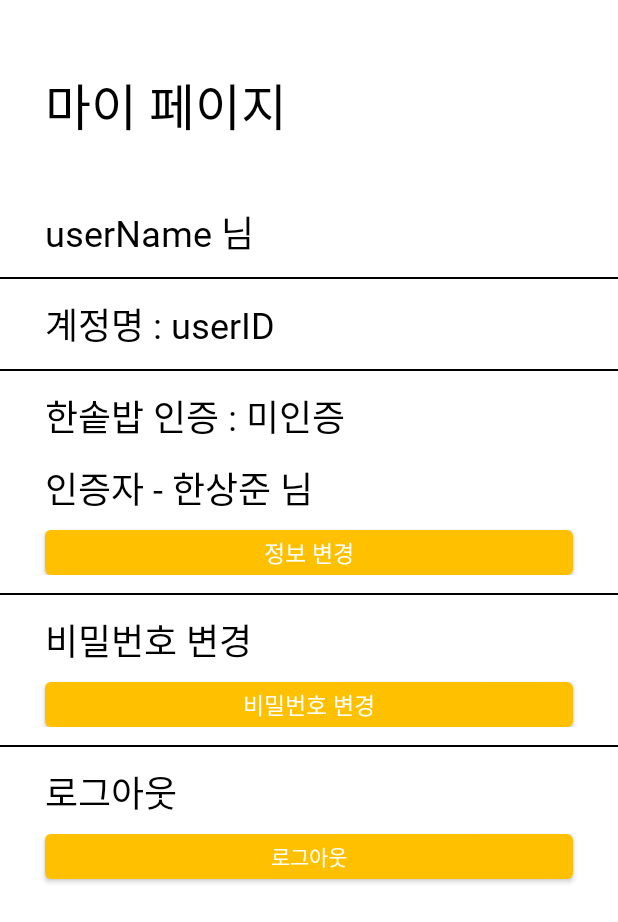
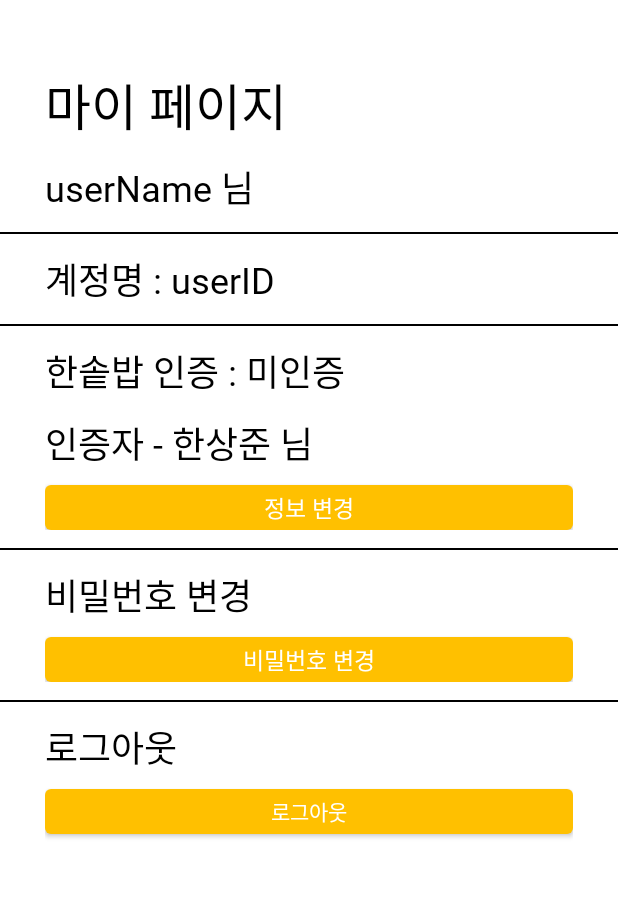
Before and after one commit to Dev-SaTu/KBSC-2022, an Android app: the MyPageActivity screen opened directly, with no data from a screen before it, on a phone screen of 412 x 824 dp. Shown: the top 922 px of the screen. Run offline under Robolectric (Android 15) with nearby library versions, the phone set to English and light mode, and no system bars; 3 statements that could not run were skipped.

Commit message:
레이아웃 수정 및 discard

```diff
--- a/MyApplication/app/src/main/res/layout/activity_my_page.xml
+++ b/MyApplication/app/src/main/res/layout/activity_my_page.xml
@@ -10,6 +10,9 @@
         android:layout_width="match_parent"
         android:layout_height="match_parent"
         android:orientation="vertical"
+        android:layout_marginTop="15dp"
+        android:padding="30dp"
+        android:clipToPadding="false"
         app:layout_constraintBottom_toBottomOf="parent"
         app:layout_constraintEnd_toEndOf="parent"
         app:layout_constraintStart_toStartOf="parent"
@@ -19,8 +22,6 @@
             android:id="@+id/textView"
             android:layout_width="match_parent"
             android:layout_height="wrap_content"
-            android:padding="30dp"
-            android:layout_marginTop="15dp"
             android:fontFamily="@font/neo_b"
             android:text="마이 페이지"
             android:textColor="#000000"
@@ -30,9 +31,7 @@
             android:id="@+id/my_page_user_name_text"
             android:layout_width="match_parent"
             android:layout_height="wrap_content"
-            android:layout_marginStart="30dp"
             android:layout_marginTop="12dp"
-            android:layout_marginEnd="20dp"
             android:fontFamily="@font/neo_b"
             android:text="userName 님"
             android:textColor="#000000"
@@ -42,6 +41,8 @@
         <View
             android:layout_width="match_parent"
             android:layout_marginTop="12dp"
+            android:layout_marginLeft="-30dp"
+            android:layout_marginRight="-30dp"
             android:layout_height="1dp"
             android:background="@color/color5"/>
 
@@ -49,7 +50,6 @@
             android:id="@+id/my_page_user_id_text"
             android:layout_width="match_parent"
             android:layout_height="wrap_content"
-            android:layout_marginStart="30dp"
             android:layout_marginTop="12dp"
             android:layout_marginEnd="20dp"
             android:fontFamily="@font/neo_b"
@@ -61,6 +61,8 @@
         <View
             android:layout_width="match_parent"
             android:layout_marginTop="12dp"
+            android:layout_marginLeft="-30dp"
+            android:layout_marginRight="-30dp"
             android:layout_height="1dp"
             android:background="@color/color5"/>
 
@@ -73,7 +75,6 @@
                 android:id="@+id/my_page_user_validation"
                 android:layout_width="match_parent"
                 android:layout_height="wrap_content"
-                android:layout_marginStart="30dp"
                 android:layout_marginTop="12dp"
                 android:layout_marginEnd="20dp"
                 android:fontFamily="@font/neo_b"
@@ -86,7 +87,6 @@
                 android:id="@+id/my_page_user_address"
                 android:layout_width="match_parent"
                 android:layout_height="wrap_content"
-                android:layout_marginStart="30dp"
                 android:layout_marginTop="12dp"
                 android:layout_marginEnd="20dp"
                 android:fontFamily="@font/neo_b"
@@ -100,9 +100,7 @@
                 android:layout_width="match_parent"
                 android:layout_height="wrap_content"
                 android:minHeight="0dp"
-                android:layout_marginStart="30dp"
                 android:layout_marginTop="10dp"
-                android:layout_marginEnd="30dp"
                 android:background="@drawable/sd_btn_with_box2"
                 android:fontFamily="@font/neo_b"
                 android:text="정보 변경"
@@ -114,6 +112,8 @@
         <View
             android:layout_width="match_parent"
             android:layout_marginTop="12dp"
+            android:layout_marginLeft="-30dp"
+            android:layout_marginRight="-30dp"
             android:layout_height="1dp"
             android:background="@color/color5"/>
 
@@ -125,7 +125,6 @@
             <TextView
                 android:layout_width="match_parent"
                 android:layout_height="wrap_content"
-                android:layout_marginStart="30dp"
                 android:layout_marginTop="12dp"
                 android:layout_marginEnd="20dp"
                 android:fontFamily="@font/neo_b"
@@ -139,9 +138,7 @@
                 android:layout_width="match_parent"
                 android:layout_height="wrap_content"
                 android:minHeight="0dp"
-                android:layout_marginStart="30dp"
                 android:layout_marginTop="10dp"
-                android:layout_marginEnd="30dp"
                 android:background="@drawable/sd_btn_with_box2"
                 android:fontFamily="@font/neo_b"
                 android:text="비밀번호 변경"
@@ -155,6 +152,8 @@
             android:layout_width="match_parent"
             android:layout_marginTop="12dp"
             android:layout_height="1dp"
+            android:layout_marginLeft="-30dp"
+            android:layout_marginRight="-30dp"
             android:background="@color/color5"/>
 
         <LinearLayout
@@ -165,7 +164,6 @@
             <TextView
                 android:layout_width="match_parent"
                 android:layout_height="wrap_content"
-                android:layout_marginStart="30dp"
                 android:layout_marginTop="12dp"
                 android:layout_marginEnd="20dp"
                 android:fontFamily="@font/neo_b"
@@ -179,9 +177,7 @@
                 android:minHeight="0dp"
                 android:layout_width="match_parent"
                 android:layout_height="wrap_content"
-                android:layout_marginStart="30dp"
                 android:layout_marginTop="10dp"
-                android:layout_marginEnd="30dp"
                 android:background="@drawable/sd_btn_with_box2"
                 android:fontFamily="@font/neo_b"
                 android:text="로그아웃"
```
